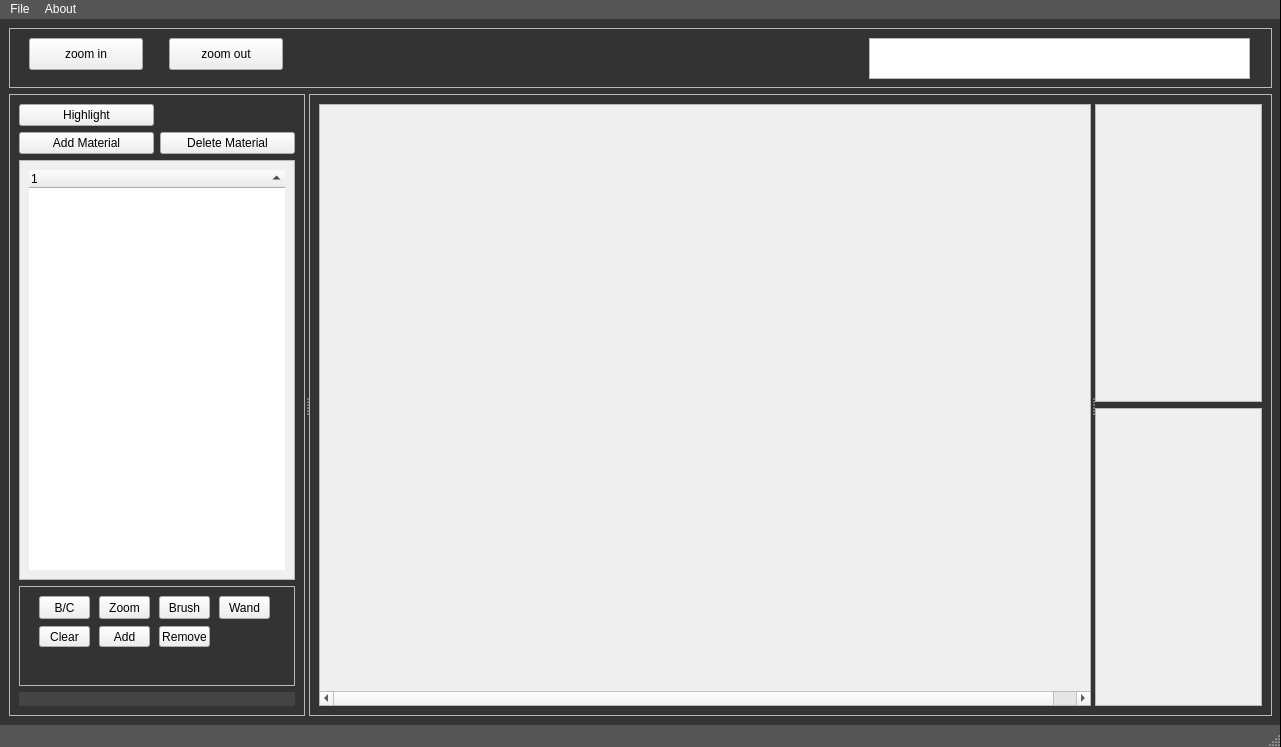
First picture: the form in source/mainwindow.ui, repository HaukeBartsch/ImageSegmentationEditor, before the edit.
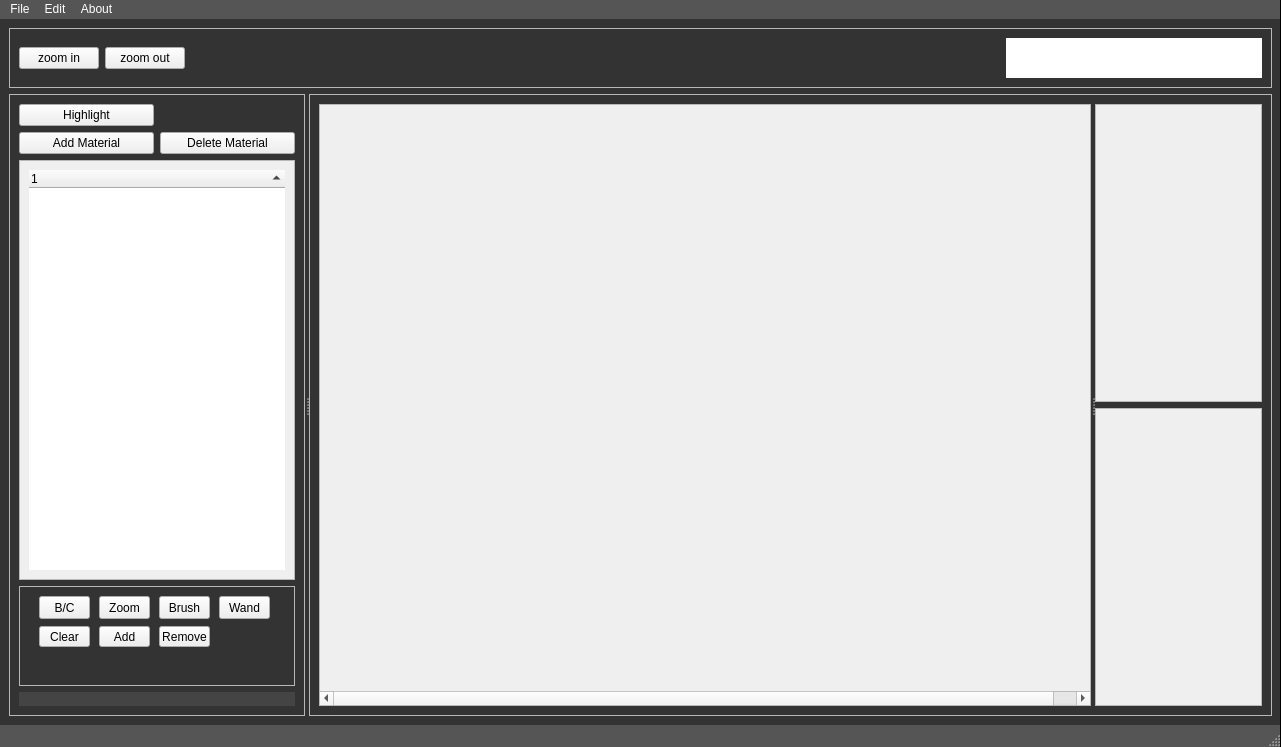
Second picture: the form after the edit.

Commit message: missed two files

```diff
--- a/source/mainwindow.ui
+++ b/source/mainwindow.ui
@@ -58,42 +58,69 @@
       <property name="frameShadow">
        <enum>QFrame::Raised</enum>
       </property>
-      <widget class="QPushButton" name="pushButton_3">
-       <property name="geometry">
-        <rect>
-         <x>20</x>
-         <y>10</y>
-         <width>114</width>
-         <height>32</height>
-        </rect>
-       </property>
-       <property name="text">
-        <string>zoom in</string>
-       </property>
-      </widget>
-      <widget class="QPushButton" name="pushButton_4">
-       <property name="geometry">
-        <rect>
-         <x>160</x>
-         <y>10</y>
-         <width>114</width>
-         <height>32</height>
-        </rect>
-       </property>
-       <property name="text">
-        <string>zoom out</string>
-       </property>
-      </widget>
-      <widget class="QGraphicsView" name="windowLevelHistogram">
-       <property name="geometry">
-        <rect>
-         <x>860</x>
-         <y>10</y>
-         <width>381</width>
-         <height>41</height>
-        </rect>
-       </property>
-      </widget>
+      <layout class="QHBoxLayout" name="horizontalLayout">
+       <item>
+        <widget class="QPushButton" name="pushButton_3">
+         <property name="text">
+          <string>zoom in</string>
+         </property>
+        </widget>
+       </item>
+       <item>
+        <widget class="QPushButton" name="pushButton_4">
+         <property name="text">
+          <string>zoom out</string>
+         </property>
+        </widget>
+       </item>
+       <item>
+        <spacer name="horizontalSpacer">
+         <property name="orientation">
+          <enum>Qt::Horizontal</enum>
+         </property>
+         <property name="sizeHint" stdset="0">
+          <size>
+           <width>761</width>
+           <height>20</height>
+          </size>
+         </property>
+        </spacer>
+       </item>
+       <item>
+        <widget class="QGraphicsView" name="windowLevelHistogram">
+         <property name="sizePolicy">
+          <sizepolicy hsizetype="Fixed" vsizetype="Expanding">
+           <horstretch>0</horstretch>
+           <verstretch>0</verstretch>
+          </sizepolicy>
+         </property>
+         <property name="frameShape">
+          <enum>QFrame::NoFrame</enum>
+         </property>
+         <property name="frameShadow">
+          <enum>QFrame::Plain</enum>
+         </property>
+         <property name="lineWidth">
+          <number>0</number>
+         </property>
+         <property name="verticalScrollBarPolicy">
+          <enum>Qt::ScrollBarAlwaysOff</enum>
+         </property>
+         <property name="horizontalScrollBarPolicy">
+          <enum>Qt::ScrollBarAlwaysOff</enum>
+         </property>
+         <property name="backgroundBrush">
+          <brush brushstyle="NoBrush">
+           <color alpha="255">
+            <red>130</red>
+            <green>130</green>
+            <blue>130</blue>
+           </color>
+          </brush>
+         </property>
+        </widget>
+       </item>
+      </layout>
      </widget>
     </item>
     <item>
@@ -467,7 +494,15 @@
     </property>
     <addaction name="actionImage_Segmentation_Editor"/>
    </widget>
+   <widget class="QMenu" name="menuEdit">
+    <property name="title">
+     <string>Edit</string>
+    </property>
+    <addaction name="actionUndo"/>
+    <addaction name="actionRedo"/>
+   </widget>
    <addaction name="menuLoad"/>
+   <addaction name="menuEdit"/>
    <addaction name="menuAbout"/>
   </widget>
   <widget class="QStatusBar" name="statusbar"/>
```
Left out of the diff: 30 changed lines with no effect on the pictures. The commit also changes 1 other file.
